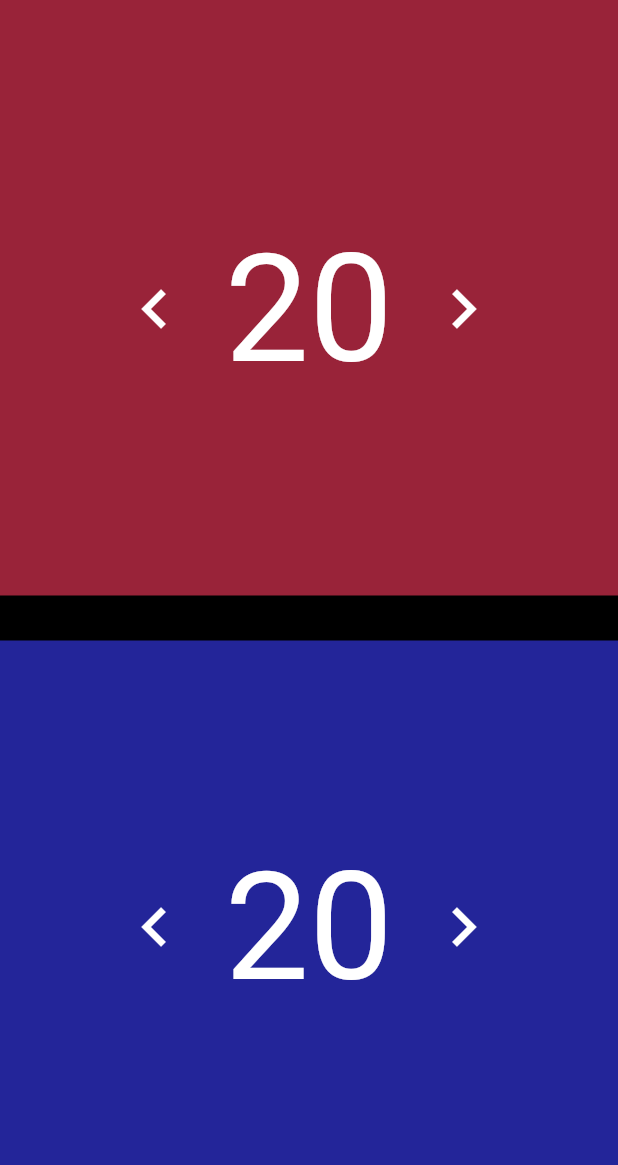
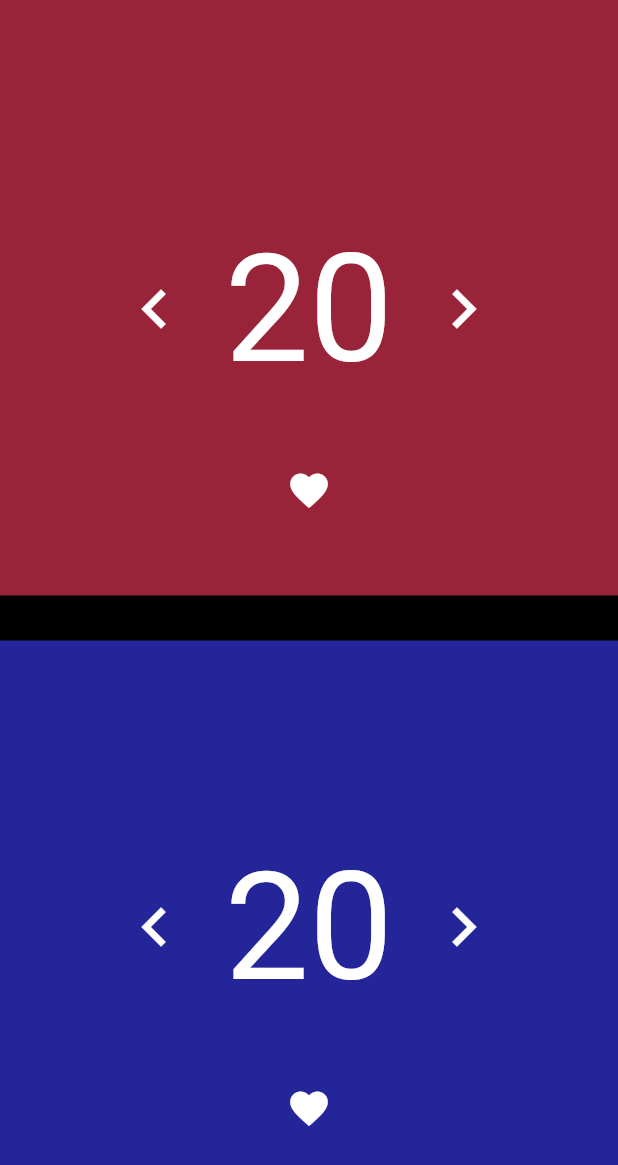
Before and after one commit to galakin/VCounter, a Flutter app: the screen it shows after launch, after a tap on "Nuova Partita", on a phone screen of 412 x 824 dp. Shown: the top 1165 px of the screen. Run offline on Flutter 3.47's test engine with Material 2 defaults, Android fonts, the phone set to English and light mode, and no system bars.

Commit message:
finish tmp counter

```diff
--- a/lib/screen/newGame.dart
+++ b/lib/screen/newGame.dart
@@ -1,5 +1,6 @@
 import 'dart:async';
 import 'package:flutter/material.dart';
+import 'package:async/async.dart';  //Used for restartable timer
 
 import 'package:vcounter/resources/drawer.dart';
 import 'package:vcounter/assets/colors.dart';
@@ -70,12 +71,19 @@ class _NewGameState extends State{
               color: manaColor[0],
               child: _lifeStack(0),
             ),//end Container
-          ),
+          ),//end Align
           Align(
             alignment: Alignment.topCenter,
             child: Padding(
               padding: EdgeInsets.only(top: 70.0),
               child: _showLifeChangeCounter(0),
+            )//end Padding
+          ),//end Align
+          Align(
+            alignment: Alignment.bottomCenter,
+            child: Padding(
+              padding: EdgeInsets.only(bottom: 70.0),
+              child: Icon(Icons.favorite, color: Colors.white, size: 30.0)
             )//end Padding
           ),//end Align
         ]
@@ -99,6 +107,13 @@ class _NewGameState extends State{
             child: Padding(
               padding: EdgeInsets.only(top: 70.0),
               child: _showLifeChangeCounter(1),
+            )//end Padding
+          ),//end Align
+          Align(
+            alignment: Alignment.bottomCenter,
+            child: Padding(
+              padding: EdgeInsets.only(bottom: 70.0),
+              child: Icon(Icons.favorite, color: Colors.white, size: 30.0)
             )//end Padding
           ),//end Align
         ]
@@ -197,11 +212,9 @@ class _NewGameState extends State{
   Widget _showLifeChangeCounter(int _changeArrayIndex){
     if (_isChanged[_changeArrayIndex]){
       if (_timerList[_changeArrayIndex] == null){
-        //start and create a timer
+        _timerList[_changeArrayIndex] = RestartableTimer(Duration(seconds: 2), _timerCallback(_changeArrayIndex));
       }
-      else{
-        //restart a timer
-      }
+      else _timerList[_changeArrayIndex].reset();
 
       String _tmpCounterString = "";
       if (_changedval[_changeArrayIndex] > 0) _tmpCounterString = "+${_changedval[_changeArrayIndex]}";
@@ -214,7 +227,16 @@ class _NewGameState extends State{
     else return Container();
   }
 
-  void _timerCallback(int _listIndex){
-    print('Hello There!');
+  /** Reset the temp life counter and delete it from the GUI
+   *
+   */
+  _timerCallback(int _listIndex){
+    return () {
+      setState(() {
+        _timerList[_listIndex] = null;
+        _isChanged[_listIndex] = false;
+        _changedval[_listIndex] = 0;
+      });
+    };
   }
 }
--- a/pubspec.yaml
+++ b/pubspec.yaml
@@ -28,6 +28,7 @@ dependencies:
   # The following adds the Cupertino Icons font to your application.
   # Use with the CupertinoIcons class for iOS style icons.
   cupertino_icons: ^0.1.3
+  sqflite: ^1.3.1  #Used to create and mantain local db
 
 dev_dependencies:
   flutter_test:
@@ -45,8 +46,8 @@ flutter:
   uses-material-design: true
 
   # To add assets to your application, add an assets section, like this:
-  # assets:
-  #   - images/a_dot_burr.jpeg
+assets:
+  - assets/images/
   #   - images/a_dot_ham.jpeg
 
   # An image asset can refer to one or more resolution-specific "variants", see
```
Also changed, not shown: assets/icons/vlogo.png (added), pubspec.lock.
